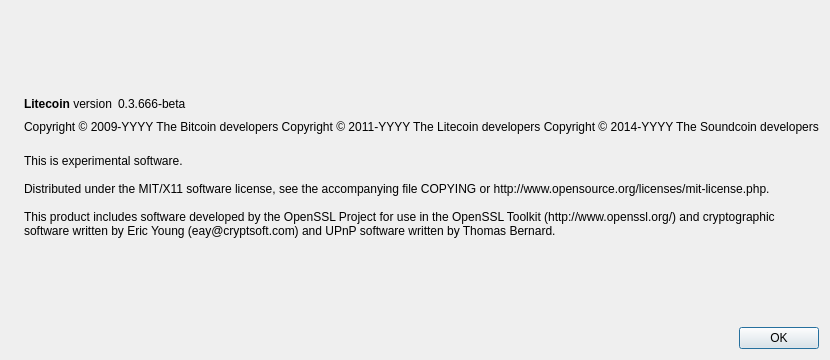
dakk/soundcoin, file src/qt/forms/aboutdialog.ui: the form before one commit.
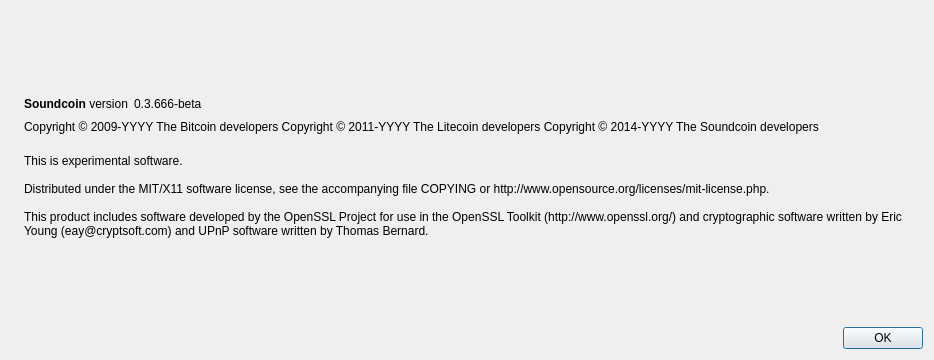
The form after the commit. Icons and pictures are not drawn.

Diff of the .ui file:
```diff
--- a/src/qt/forms/aboutdialog.ui
+++ b/src/qt/forms/aboutdialog.ui
@@ -6,7 +6,7 @@
    <rect>
     <x>0</x>
     <y>0</y>
-    <width>593</width>
+    <width>934</width>
     <height>360</height>
    </rect>
   </property>
@@ -50,7 +50,7 @@
           <cursorShape>IBeamCursor</cursorShape>
          </property>
          <property name="text">
-          <string>&lt;b&gt;Litecoin&lt;/b&gt; version</string>
+          <string>&lt;b&gt;Soundcoin&lt;/b&gt; version</string>
          </property>
          <property name="textInteractionFlags">
           <set>Qt::LinksAccessibleByMouse|Qt::TextSelectableByKeyboard|Qt::TextSelectableByMouse</set>
```
